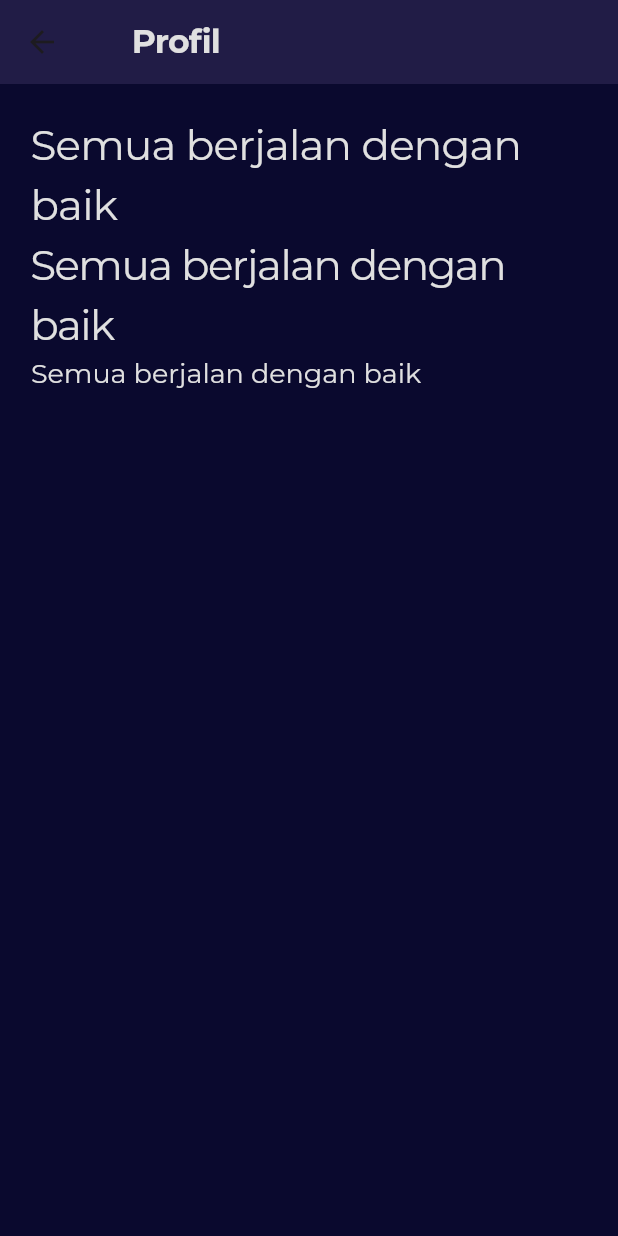
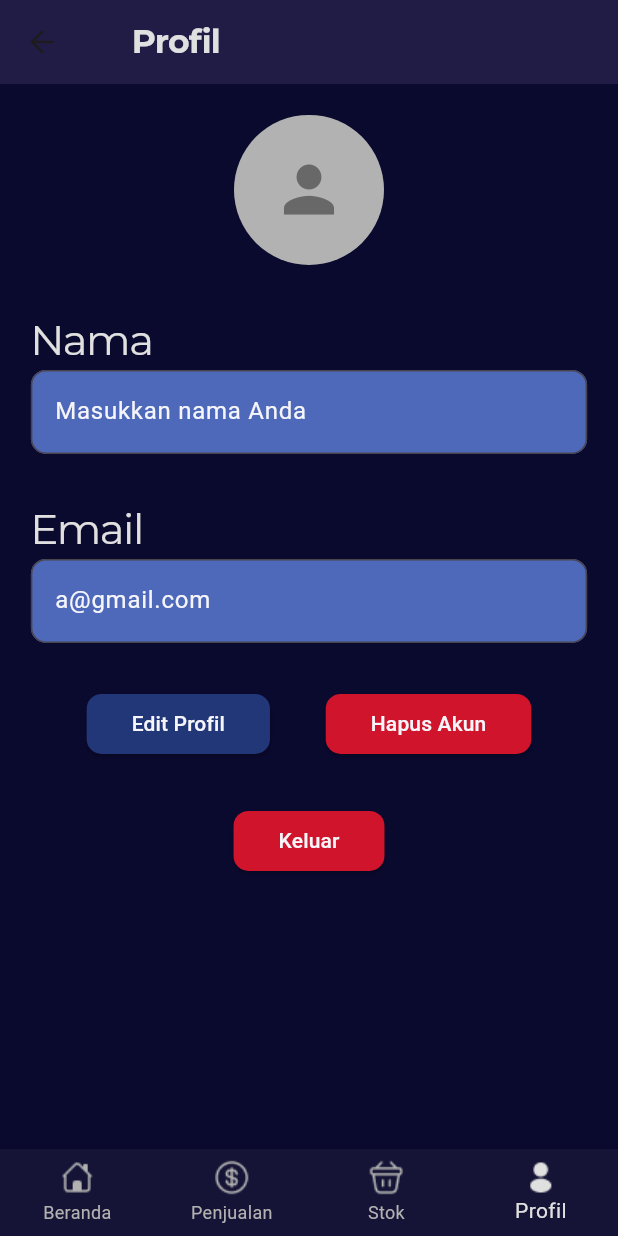
Before and after one commit to Bizniz-Corp/BizGrow-Mobile, a Flutter app: the ProfilScreen screen opened directly, on a phone screen of 412 x 824 dp. Run offline on Flutter 3.47's test engine with Material 3 defaults, Android fonts, the phone set to English and light mode, and no system bars; our stand-ins replace google_fonts, image_picker.

Commit message:
[FEAT] add profil_screen screen layout
Berisi foto profile, nama, email sebagai property readonly

```diff
--- a/bizgrow_mobile_frontend/lib/screens/profil/profil_screen.dart
+++ b/bizgrow_mobile_frontend/lib/screens/profil/profil_screen.dart
@@ -1,10 +1,12 @@
+import 'package:bizgrow_mobile_frontend/screens/profil/profil_edit.dart';
 import 'package:bizgrow_mobile_frontend/themes/colors.dart';
+import 'package:bizgrow_mobile_frontend/widgets/navbar.dart';
 import 'package:flutter/material.dart';
 import 'package:google_fonts/google_fonts.dart';
 import 'package:bizgrow_mobile_frontend/themes/theme.dart';
 import 'package:bizgrow_mobile_frontend/themes/text_styles.dart';
 
-class ProfilScreen extends StatelessWidget{
+class ProfilScreen extends StatelessWidget {
   @override
   Widget build(BuildContext context) {
     return Scaffold(
@@ -16,25 +18,131 @@ class ProfilScreen extends StatelessWidget{
         child: Column(
           crossAxisAlignment: CrossAxisAlignment.start,
           children: [
-            Text(
-              'Semua berjalan dengan baik',
-              style: GoogleFonts.montserrat(fontSize: 28, color: Monochrome.whiteDarkMode,
-              letterSpacing: -0.5
+            Center(
+              child: Stack(
+                children: [
+                  CircleAvatar(
+                    radius: 50,
+                    backgroundColor: Monochrome.lightGrey,
+                    child: Icon(
+                      Icons.person,
+                      size: 50,
+                      color: Monochrome.grey,
+                    ),
+                  ),
+                ],
               ),
             ),
+            SizedBox(height: 30),
             Text(
-              'Semua berjalan dengan baik',
-              style: GoogleFonts.montserrat(fontSize: 28, color: Monochrome.whiteDarkMode,
-              letterSpacing: -1
+              'Nama',
+              style: GoogleFonts.montserrat(
+                  fontSize: 28,
+                  color: Monochrome.whiteDarkMode,
+                  letterSpacing: -1),
+            ),
+            // DI SINI INPUT BORDER
+            TextField(
+              readOnly: true,
+              decoration: InputDecoration(
+                hintText: 'Masukkan nama Anda', // Placeholder
+                labelStyle: TextStyle(
+                  color: Monochrome.white, // Warna label
+                ),
+                hintStyle: TextStyle(
+                  color: Monochrome.white, // Warna placeholder
+                ),
+                fillColor: Main.lightBlue,
+                filled: true,
+                border: OutlineInputBorder(
+                  borderRadius:
+                      BorderRadius.circular(10.0), // Border melengkung
+                ),
               ),
             ),
+            SizedBox(height: 30),
             Text(
-              'Semua berjalan dengan baik',
-              style: Regular.large.withColor(Monochrome.whiteDarkMode),
+              'Email',
+              style: GoogleFonts.montserrat(
+                  fontSize: 28,
+                  color: Monochrome.whiteDarkMode,
+                  letterSpacing: -1),
             ),
+            // DI SINI INPUT BORDER
+            TextField(
+              readOnly: true,
+              decoration: InputDecoration(
+                hintText: 'a@gmail.com', // Placeholder
+                labelStyle: TextStyle(
+                  color: Monochrome.white, // Warna label
+                ),
+                hintStyle: TextStyle(
+                  color: Monochrome.white, // Warna placeholder
+                ),
+                fillColor: Main.lightBlue,
+                filled: true,
+                border: OutlineInputBorder(
+                  borderRadius:
+                      BorderRadius.circular(10.0), // Border melengkung
+                ),
+              ),
+            ),
+            SizedBox(height: 30),
+            Row(
+              mainAxisAlignment: MainAxisAlignment.spaceEvenly,
+              children: [
+                ElevatedButton(
+                  onPressed: () {
+                    Navigator.push(
+                        context,
+                        MaterialPageRoute(
+                            builder: (context) => ProfilEditScreen()));
+                  },
+                  child: Text('Edit Profil'),
+                  style: ElevatedButton.styleFrom(
+                    padding: EdgeInsets.symmetric(horizontal: 30, vertical: 10),
+                    shape: RoundedRectangleBorder(
+                      borderRadius: BorderRadius.circular(10),
+                    ),
+                    backgroundColor: Main.blueSecondary,
+                    foregroundColor: Monochrome.white,
+                  ),
+                ),
+                ElevatedButton(
+                  onPressed: () {
+                    Navigator.pushNamed(context, '/profil/prof');
+                  },
+                  child: Text('Hapus Akun'),
+                  style: ElevatedButton.styleFrom(
+                    padding: EdgeInsets.symmetric(horizontal: 30, vertical: 10),
+                    shape: RoundedRectangleBorder(
+                      borderRadius: BorderRadius.circular(10),
+                    ),
+                    backgroundColor: additionalColor.red,
+                    foregroundColor: Monochrome.white,
+                  ),
+                ),
+              ],
+            ),
+            SizedBox(height: 30),
+            Center(
+              child: ElevatedButton(
+                onPressed: () {},
+                style: ElevatedButton.styleFrom(
+                  padding: EdgeInsets.symmetric(horizontal: 30, vertical: 10),
+                  shape: RoundedRectangleBorder(
+                    borderRadius: BorderRadius.circular(10),
+                  ),
+                  backgroundColor: additionalColor.red,
+                  foregroundColor: Monochrome.white,
+                ),
+                child: Text('Keluar'),
+              ),
+            )
           ],
         ),
       ),
+      bottomNavigationBar: MainNavigator(selectedIndex: 3),
     );
   }
 }
```
